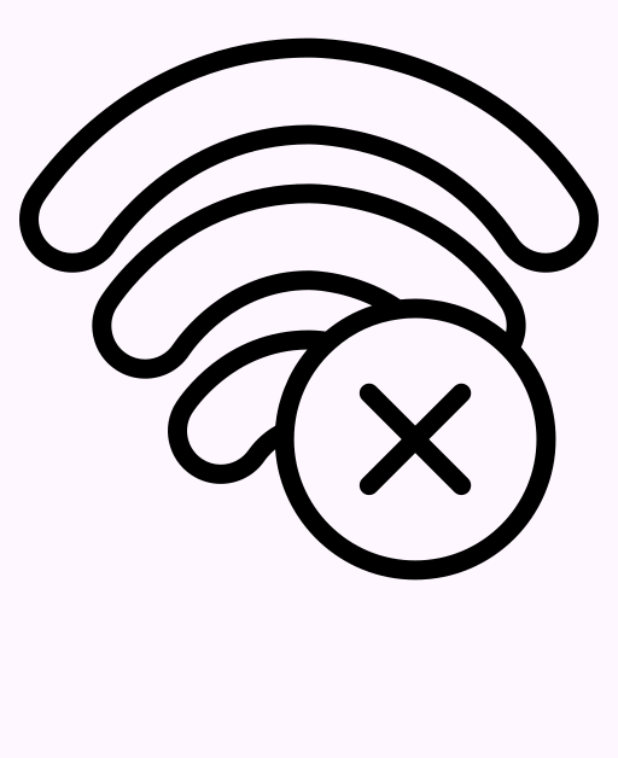
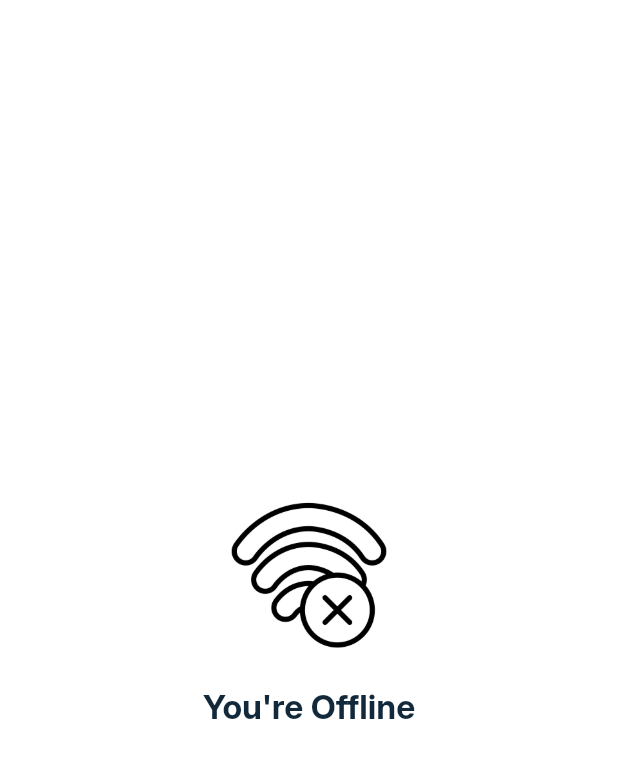
Before and after one commit to Rosdeb/newspapers, a Flutter app: the screen it shows after launch, on a phone screen of 412 x 824 dp. Shown: the top 758 px of the screen. Run offline on Flutter 3.47's test engine with Material 3 defaults, Android fonts, the phone set to English and light mode, and no system bars; our stand-ins replace cached_network_image, connectivity_plus, flutter_bloc, flutter_dotenv, flutter_svg, go_router and 1 more.

Commit message:
offline page and route name update homescreen articales details page integration done.

```diff
--- a/lib/Repository/news_repository.dart
+++ b/lib/Repository/news_repository.dart
@@ -5,8 +5,7 @@ import 'package:newspapers/Utils/AppConstant/app_constant.dart';
 import '../Services/AuthRname/Api_Services.dart';
 
 class NewsRepository {
-  NewsRepository({ApiService? apiService})
-    : _apiService = apiService ?? ApiService();
+  NewsRepository({ApiService? apiService}) : _apiService = apiService ?? ApiService();
 
   NewsRepository.forOnlineStatus({required bool Function() isOnline})
     : _apiService = ApiService(isOnline: isOnline);
@@ -20,8 +19,7 @@ class NewsRepository {
     ).format(DateTime.now().subtract(const Duration(days: 30)));
 
     final response = await _apiService.get(
-      endpoint:
-          '/v2/everything?q=${Uri.encodeQueryComponent(normalizedQuery)}&from=$fromDate&sortBy=publishedAt&apiKey=${AppConstants.API_KEY}',
+      endpoint: '/v2/everything?q=${Uri.encodeQueryComponent(normalizedQuery)}&from=$fromDate&sortBy=publishedAt&apiKey=${AppConstants.API_KEY}',
       requiresAuth: false,
     );
 
--- a/lib/Router/route_names.dart
+++ b/lib/Router/route_names.dart
@@ -9,7 +9,7 @@ abstract class AppRouteName {
 abstract class AppPath {
 
   static const home                = '/home_screen';
-  static const offline             = 'offlinePage';
-  static const articales_details   = 'articales_details';
+  static const offline             = '/offlinePage';
+  static const articales_details   = '/articales_details';
 
 }
--- a/lib/Views/OfflinePage/offlinePage.dart
+++ b/lib/Views/OfflinePage/offlinePage.dart
@@ -1,11 +1,41 @@
 import 'package:flutter/material.dart';
+import 'package:go_router/go_router.dart';
+import 'package:newspapers/Router/route_names.dart';
 import 'package:newspapers/Utils/AppImage/app_image.dart';
+import 'package:newspapers/Views/Base/AppText/appText.dart';
+import 'package:newspapers/utils/AppColor/app_colors.dart';
 
 class OfflinePage extends StatelessWidget {
   const OfflinePage({super.key});
 
   @override
   Widget build(BuildContext context) {
-    return Scaffold(body: Column(children: [Image.asset(AppImage.offline)]));
+    final size = MediaQuery.of(context).size;
+    final isTablet = size.width > 600;
+    return Scaffold(
+      backgroundColor: AppColors.gray0,
+      body: SafeArea(
+        child: Center(
+          child: Column(
+                mainAxisSize: MainAxisSize.min,
+                children: [
+                  Image.asset(
+                    AppImage.offline,
+                    height: isTablet ? 140 : 110,
+                    width: isTablet ? 140 : 110,
+                  ),
+                  const SizedBox(height: 20),
+                  AppText(
+                    "You're Offline",
+                    fontSize: isTablet ? 26 : 22,
+                    fontWeight: FontWeight.w700,
+                    textAlign: TextAlign.center,
+                  ),
+                  const SizedBox(height: 10),
+                ],
+              ),
+           ),
+      ),
+    );
   }
 }
--- a/lib/main.dart
+++ b/lib/main.dart
@@ -13,7 +13,6 @@ import 'package:newspapers/bloc/network/network_state.dart';
 Future<void> main() async {
   WidgetsFlutterBinding.ensureInitialized();
   await dotenv.load(fileName: ".env");
-
   final scaffoldMessengerKey = GlobalKey<ScaffoldMessengerState>();
   final networkCubit = NetworkCubit();
   await networkCubit.initialize();
@@ -56,13 +55,12 @@ class MyApp extends StatelessWidget {
     return MultiBlocProvider(
       providers: [
         BlocProvider.value(value: networkCubit),
-        BlocProvider(
-          create: (_) =>
-              HomeBloc(newsRepository: newsRepository)
+        BlocProvider(create: (_) =>
+          HomeBloc(newsRepository: newsRepository)
                 ..add(const HomeFetched()),
         ),
       ],
-      child: _AppView(
+      child: AppView(
         router: _router,
         scaffoldMessengerKey: _scaffoldMessengerKey,
       ),
@@ -70,8 +68,8 @@ class MyApp extends StatelessWidget {
   }
 }
 
-class _AppView extends StatelessWidget {
-  const _AppView({required this.router, required this.scaffoldMessengerKey});
+class AppView extends StatelessWidget {
+  const AppView({required this.router, required this.scaffoldMessengerKey});
 
   final GoRouter router;
   final GlobalKey<ScaffoldMessengerState> scaffoldMessengerKey;
@@ -79,29 +77,9 @@ class _AppView extends StatelessWidget {
   @override
   Widget build(BuildContext context) {
     return BlocListener<NetworkCubit, NetworkState>(
-      listenWhen: (previous, current) =>
-          previous.status != current.status && current.hasCheckedConnection,
+      listenWhen: (previous, current) => previous.status != current.status && current.hasCheckedConnection,
       listener: (context, state) {
-        scaffoldMessengerKey.currentState
-          ?..hideCurrentSnackBar()
-          ..showSnackBar(
-            SnackBar(
-              content: Text(
-                state.isOnline ? 'Back Online' : 'No Internet Connection',
-                style: const TextStyle(color: Colors.white),
-              ),
-              backgroundColor: state.isOnline
-                  ? Colors.green.shade400
-                  : Colors.red.shade400,
-              duration: state.isOnline
-                  ? const Duration(seconds: 2)
-                  : const Duration(seconds: 3),
-              behavior: SnackBarBehavior.floating,
-            ),
-          );
-
         router.go(state.isOnline ? AppPath.home : AppPath.offline);
-
         if (state.isOnline) {
           context.read<HomeBloc>().add(
             HomeFetched(query: context.read<HomeBloc>().state.query),
@@ -112,7 +90,7 @@ class _AppView extends StatelessWidget {
         routerConfig: router,
         scaffoldMessengerKey: scaffoldMessengerKey,
         debugShowCheckedModeBanner: false,
-        title: 'NewsFeed',
+        title: 'Newspapers',
         theme: ThemeData(
           colorScheme: ColorScheme.fromSeed(seedColor: Colors.deepPurple),
         ),
```
Also changed, not shown: lib/Services/AuthRname/Api_Services.dart (+3 -12 lines), lib/Views/ArticalesDetails/articales_details.dart (+82 -0 lines), lib/Views/HomeScreen/home_screen.dart (+6 -1 lines).
